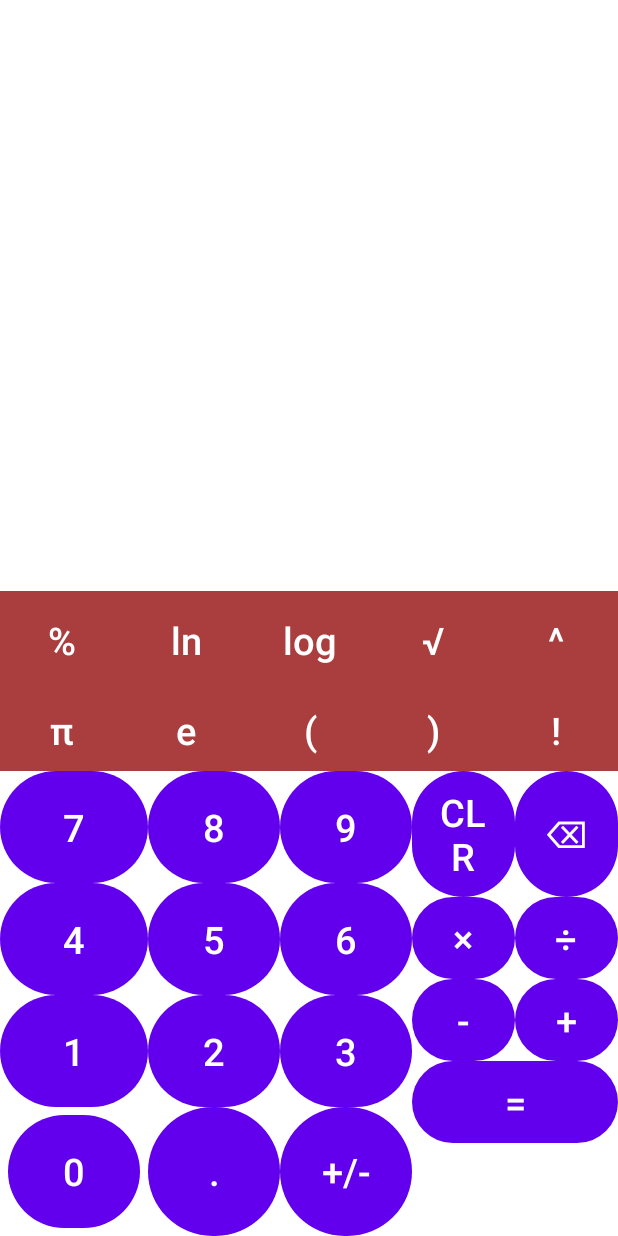
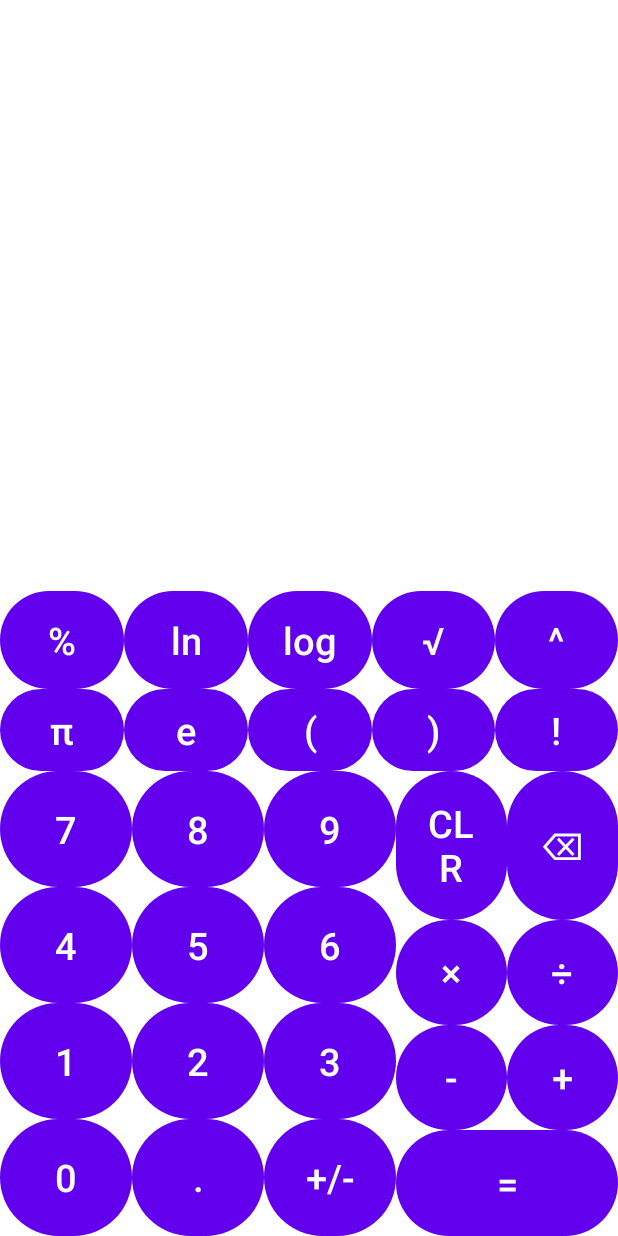
Before and after one commit to SEG-Group-3/Calculator, an Android app: the screen it shows after launch (MainActivity), on a phone screen of 412 x 824 dp. Run offline under Robolectric (Android 15) with nearby library versions, the phone set to English and light mode, and no system bars.

Commit message:
updated button ID's in landscape mode

```diff
--- a/app/src/main/res/layout-land/activity_main.xml
+++ b/app/src/main/res/layout-land/activity_main.xml
@@ -64,7 +64,7 @@
                 android:layout_weight="1">
 
                 <Button
-                    android:id="@+id/clearBtn3"
+                    android:id="@+id/clearBtn"
                     style="@style/Widget.AppCompat.Button.Borderless"
                     android:layout_width="wrap_content"
                     android:layout_height="match_parent"
@@ -76,7 +76,7 @@
 
                 <Button
 
-                    android:id="@+id/delBtn3"
+                    android:id="@+id/delBtn"
                     style="@style/Widget.AppCompat.Button.Borderless"
                     android:layout_width="match_parent"
                     android:layout_height="match_parent"
@@ -95,7 +95,7 @@
 
                 <Button
 
-                    android:id="@+id/timesBtn3"
+                    android:id="@+id/timesBtn"
                     style="@style/Widget.AppCompat.Button.Borderless"
                     android:layout_width="wrap_content"
                     android:layout_height="match_parent"
@@ -107,7 +107,7 @@
 
                 <Button
 
-                    android:id="@+id/divBtn3"
+                    android:id="@+id/divBtn"
                     style="@style/Widget.AppCompat.Button.Borderless"
                     android:layout_width="wrap_content"
                     android:layout_height="match_parent"
@@ -125,7 +125,7 @@
 
                 <Button
 
-                    android:id="@+id/minusBtn3"
+                    android:id="@+id/minusBtn"
                     style="@style/Widget.AppCompat.Button.Borderless"
                     android:layout_width="wrap_content"
                     android:layout_height="match_parent"
@@ -137,7 +137,7 @@
 
                 <Button
 
-                    android:id="@+id/plusBtn2"
+                    android:id="@+id/plusBtn"
                     style="@style/Widget.AppCompat.Button.Borderless"
                     android:layout_width="match_parent"
                     android:layout_height="match_parent"
@@ -155,7 +155,7 @@
 
                 <Button
 
-                    android:id="@+id/equalsBtn3"
+                    android:id="@+id/equalsBtn"
                     style="@style/Widget.AppCompat.Button.Borderless"
                     android:layout_width="match_parent"
                     android:layout_height="match_parent"
--- a/app/src/main/res/layout/activity_main.xml
+++ b/app/src/main/res/layout/activity_main.xml
@@ -57,6 +57,7 @@
             android:layout_width="wrap_content"
             android:layout_height="wrap_content"
             android:layout_alignTop="@id/numpad"
+            android:layout_alignBottom="@id/numpad"
             android:layout_alignParentEnd="true"
             android:layout_toEndOf="@id/numpad"
             android:background="#FFFFFF">
@@ -167,7 +168,7 @@
 
             <TableRow
                 android:layout_width="match_parent"
-                android:layout_height="match_parent"
+                android:layout_height="wrap_content"
                 android:layout_weight="1">
 
                 <!--                <Button-->
@@ -354,7 +355,6 @@
                     android:layout_width="match_parent"
                     android:layout_height="match_parent"
                     android:layout_weight="1"
-                    android:layout_margin="5dp"
                     android:textSize="25sp"
                     android:background="@drawable/circle"
 
@@ -393,7 +393,7 @@
             android:id="@+id/functions_table"
             android:layout_width="match_parent"
             android:layout_height="wrap_content"
-            android:background="#AA3E3E">
+            android:background="#FFFFFF">
 
             <TableRow
                 android:layout_width="match_parent"
@@ -413,6 +413,7 @@
                     android:layout_height="match_parent"
                     android:layout_weight="1"
                     android:textSize="25sp"
+                    android:background="@drawable/circle"
 
                     android:onClick="onButtonClick"
                     android:text="@string/modulo" />
@@ -426,6 +427,8 @@
                     android:layout_weight="1"
                     android:textSize="25sp"
                     android:onClick="onButtonClick"
+                    android:background="@drawable/circle"
+
                     android:text="@string/ln"
                     android:textAllCaps="false" />
 
@@ -439,6 +442,8 @@
                     android:onClick="onButtonClick"
                     android:text="@string/log"
                     android:textAllCaps="false"
+                    android:background="@drawable/circle"
+
                     android:textSize="25sp" />
 
                 <Button
@@ -449,6 +454,8 @@
                     android:layout_height="match_parent"
                     android:layout_weight="1"
                     android:textSize="25sp"
+                    android:background="@drawable/circle"
+
                     android:onClick="onButtonClick"
                     android:text="@string/squareRoot" />
 
@@ -459,6 +466,8 @@
                     android:layout_width="wrap_content"
                     android:layout_height="match_parent"
                     android:layout_weight="1"
+                    android:background="@drawable/circle"
+
                     android:textSize="25sp"
                     android:onClick="onButtonClick"
                     android:text="@string/exponent" />
@@ -478,6 +487,8 @@
                     android:layout_weight="1"
                     android:textSize="25sp"
                     android:onClick="onButtonClick"
+                    android:background="@drawable/circle"
+
                     android:text="@string/pi"
                     android:textAllCaps="false" />
 
@@ -490,6 +501,8 @@
                     android:layout_weight="1"
                     android:textSize="25sp"
                     android:onClick="onButtonClick"
+                    android:background="@drawable/circle"
+
                     android:text="@string/euler"
                     android:textAllCaps="false" />
 
@@ -501,6 +514,8 @@
                     android:layout_height="match_parent"
                     android:layout_weight="1"
                     android:textSize="25sp"
+                    android:background="@drawable/circle"
+
                     android:onClick="onButtonClick"
                     android:text="@string/bracketLeft" />
 
@@ -512,6 +527,8 @@
                     android:layout_height="match_parent"
                     android:layout_weight="1"
                     android:textSize="25sp"
+                    android:background="@drawable/circle"
+
                     android:onClick="onButtonClick"
                     android:text="@string/bracketRight" />
 
@@ -522,6 +539,7 @@
                     android:layout_width="wrap_content"
                     android:layout_height="match_parent"
                     android:layout_weight="1"
+                    android:background="@drawable/circle"
                     android:textSize="25sp"
                     android:onClick="onButtonClick"
                     android:text="@string/negation" />
```
